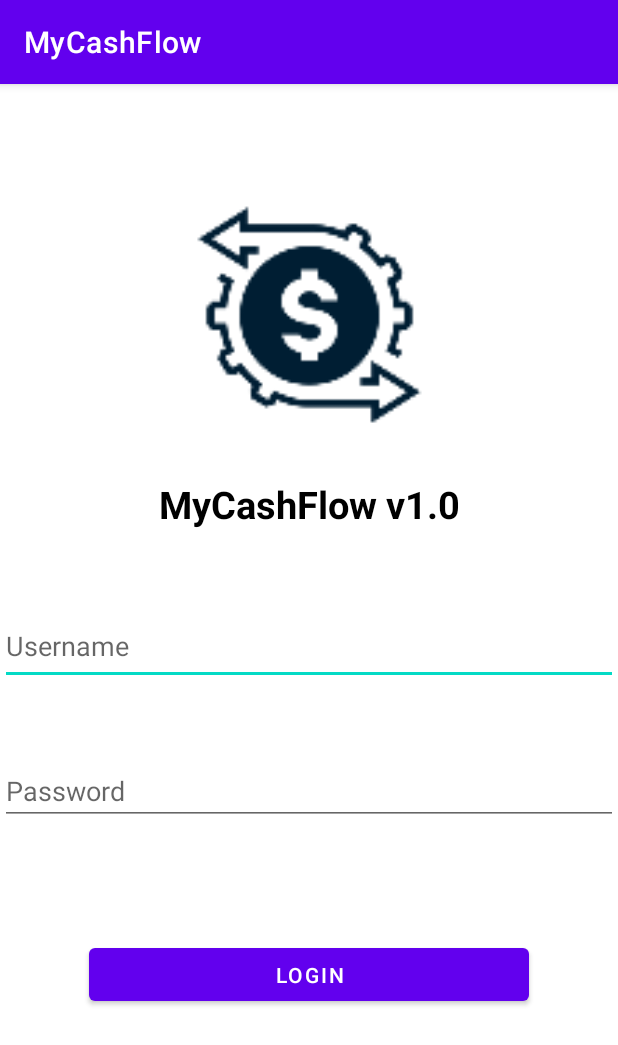
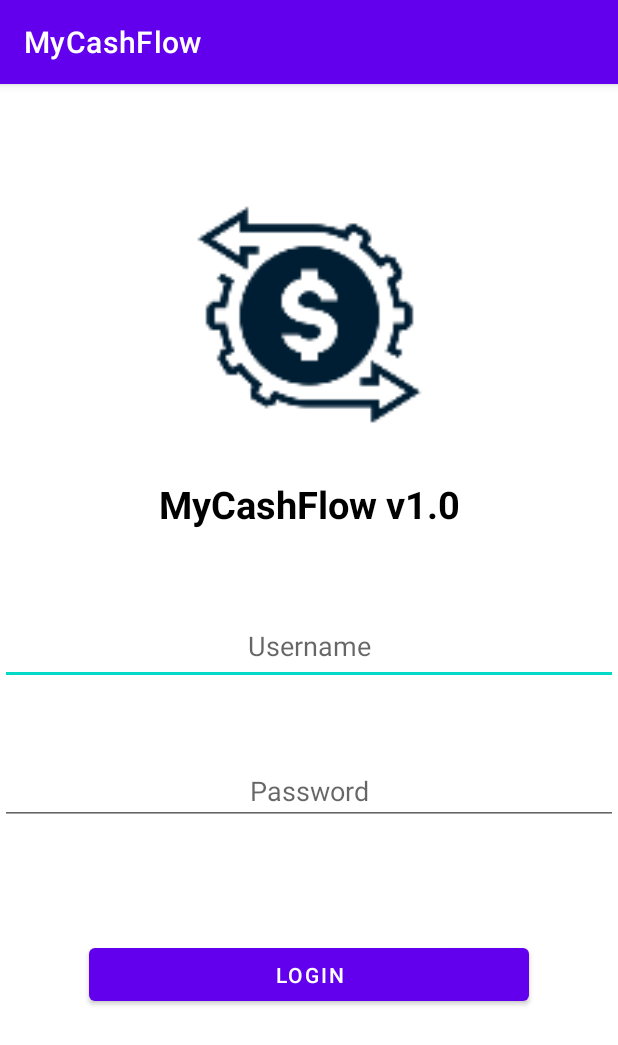
Before and after one commit to mohkhoirularifin/MyCashFlow, an Android app: the screen it shows after launch (MainActivity), on a phone screen of 412 x 824 dp. Shown: the top 1045 px of the screen. Run offline under Robolectric (Android 15) with nearby library versions, the phone set to English and light mode, and no system bars.

Commit message:
Ubah Alignment ke Center

```diff
--- a/app/src/main/res/layout/activity_main.xml
+++ b/app/src/main/res/layout/activity_main.xml
@@ -14,6 +14,7 @@
         android:ems="10"
         android:hint="Username"
         android:inputType="textPersonName"
+        android:textAlignment="center"
         app:layout_constraintEnd_toEndOf="parent"
         app:layout_constraintHorizontal_bias="0.0"
         app:layout_constraintStart_toStartOf="parent"
@@ -27,6 +28,7 @@
         android:ems="10"
         android:hint="Password"
         android:inputType="textPassword"
+        android:textAlignment="center"
         app:layout_constraintEnd_toEndOf="parent"
         app:layout_constraintHorizontal_bias="0.0"
         app:layout_constraintStart_toStartOf="parent"
```
